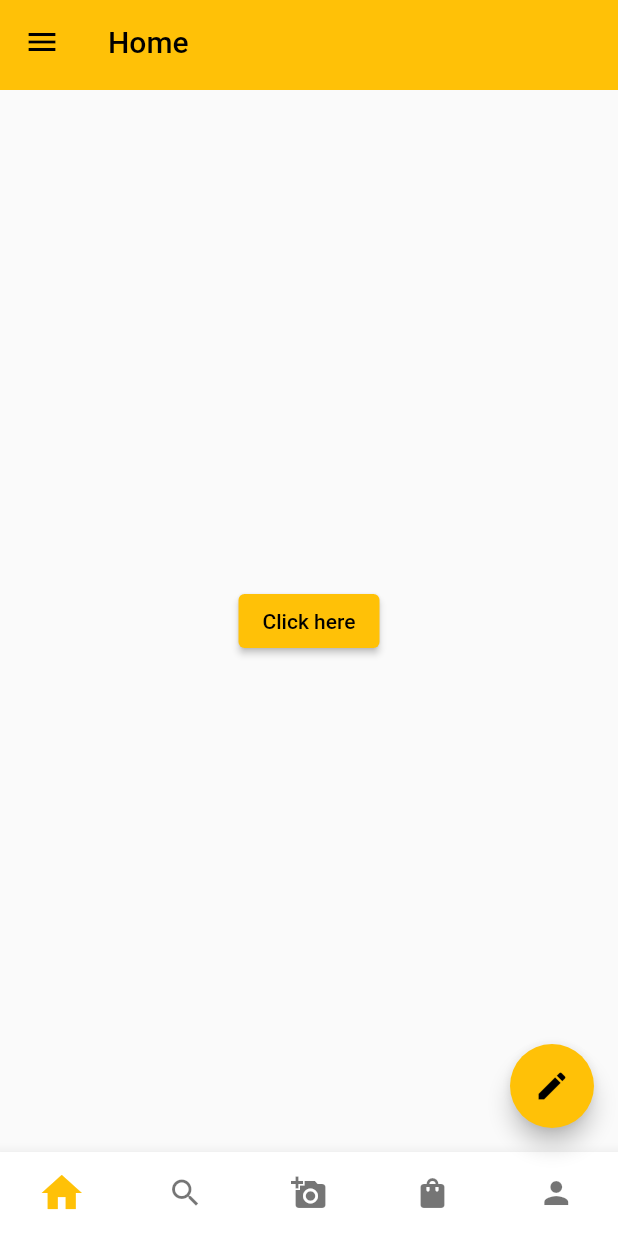
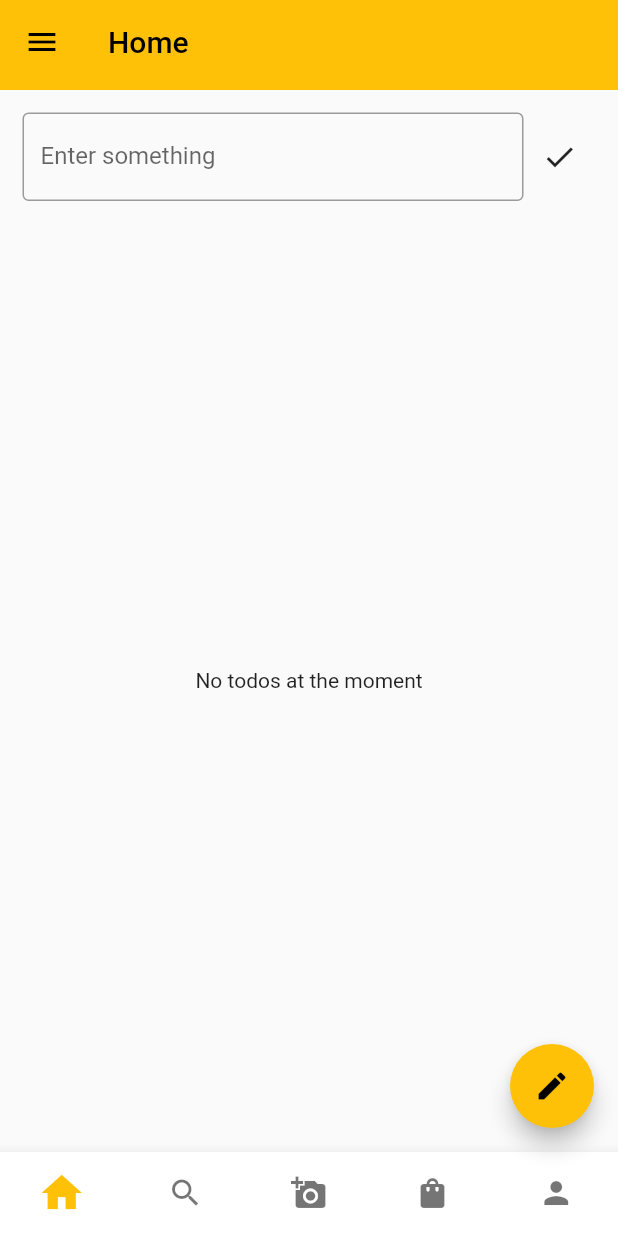
Before and after one commit to sudeepthapa/learning-flutter, a Flutter app: the screen it shows after launch, on a phone screen of 412 x 824 dp. Run offline on Flutter 3.47's test engine with Material 2 defaults, Android fonts, the phone set to English and light mode, and no system bars.

Commit message:
todo app done

```diff
--- a/lib/screens/home_screen.dart
+++ b/lib/screens/home_screen.dart
@@ -1,26 +1,60 @@
-import 'dart:io';
+import 'package:flutter/material.dart';
 
-import 'package:flutter/cupertino.dart';
-import 'package:flutter/material.dart';
-import 'package:myfirstapp/screens/posts_screen.dart';
-
-class HomeScreen extends StatelessWidget {
+class HomeScreen extends StatefulWidget {
   const HomeScreen({Key? key}) : super(key: key);
 
   @override
+  State<HomeScreen> createState() => _HomeScreenState();
+}
+
+class _HomeScreenState extends State<HomeScreen> {
+  final _titleController = TextEditingController();
+  List<String> todos = [];
+  @override
   Widget build(BuildContext context) {
-    return Center(
-      child: Platform.isIOS
-          ? CupertinoButton(
-              child: const Text('Click Me'),
-              onPressed: () {
-                Navigator.push(
-                    context,
-                    MaterialPageRoute(
-                        builder: (context) => const PostScreen()));
-              },
-            )
-          : ElevatedButton(onPressed: () {}, child: const Text('Click here')),
+    return Container(
+      padding: const EdgeInsets.all(15),
+      width: double.maxFinite,
+      child: Column(
+        children: [
+          Row(
+            children: [
+              Flexible(
+                child: TextField(
+                  controller: _titleController,
+                  decoration: const InputDecoration(
+                    labelText: 'Enter something',
+                    border: OutlineInputBorder(),
+                  ),
+                ),
+              ),
+              IconButton(
+                  onPressed: () {
+                    setState(() {
+                      todos = [...todos, _titleController.text];
+                    });
+                    _titleController.clear();
+                  },
+                  icon: const Icon(Icons.check))
+            ],
+          ),
+          const SizedBox(
+            height: 20,
+          ),
+          Flexible(
+            child: todos.isEmpty
+                ? const Center(
+                    child: Text('No todos at the moment'),
+                  )
+                : ListView.builder(
+                    itemCount: todos.length,
+                    itemBuilder: (BuildContext context, int index) {
+                      return Text(todos[index]);
+                    },
+                  ),
+          )
+        ],
+      ),
     );
   }
 }
```
